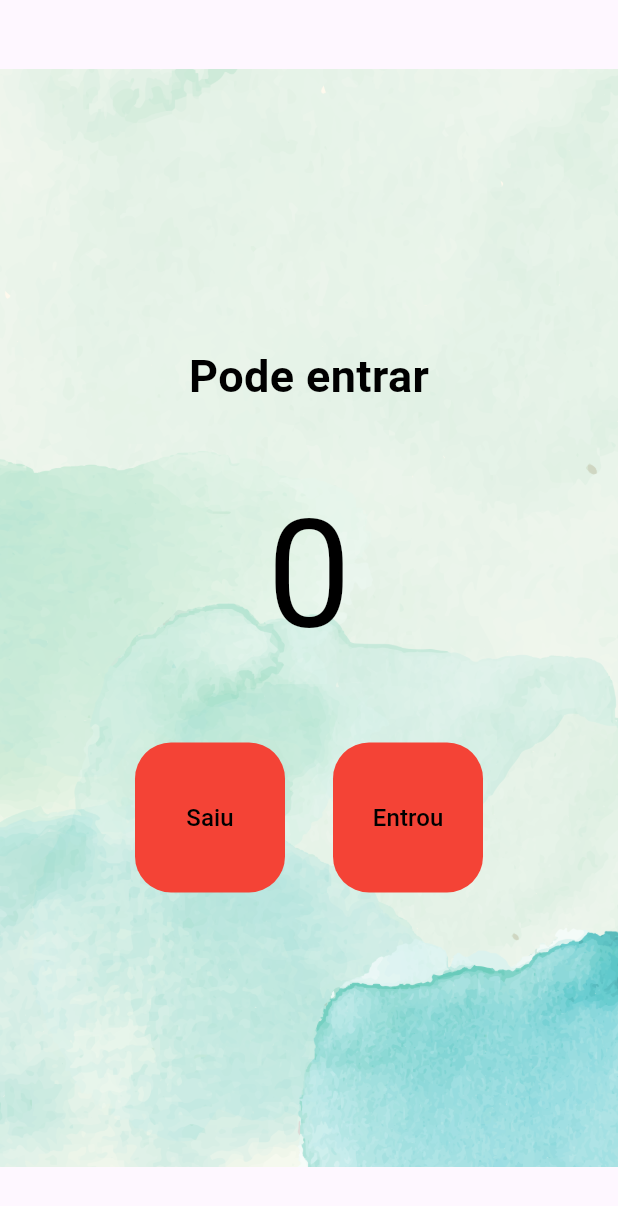
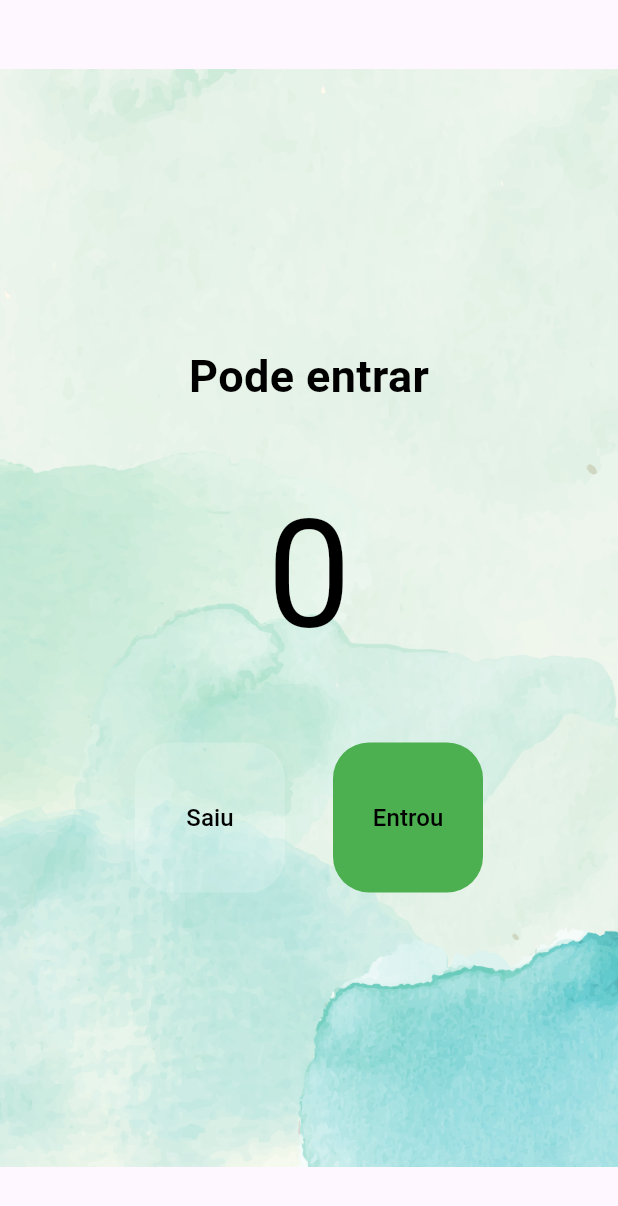
Before and after one commit to gabrielravanhan/contador_pandemia, a Flutter app: the screen it shows after launch, on a phone screen of 412 x 824 dp. Shown: the top 1206 px of the screen. Run offline on Flutter 3.47's test engine with Material 3 defaults, Android fonts, the phone set to English and light mode, and no system bars.

Commit message:
Update main.dart

```diff
--- a/lib/main.dart
+++ b/lib/main.dart
@@ -30,6 +30,10 @@
     print(count);
   }
 
+  bool get isEmpty => count == 0;
+
+  bool get isFull => count == 20;
+
   void increment() {
     setState(() {
       count++;
@@ -48,11 +52,11 @@
           child: Column(
             mainAxisAlignment: MainAxisAlignment.center,
             children: [
-          const Text(
-            'Pode entrar',
+              Text(
+                isFull ? 'LOTADO' : 'Pode entrar',
                 style: TextStyle(
-              fontSize: 30,
-              color: Colors.black,
+                  fontSize: isFull ? 35 : 30,
+                  color: isFull ? Colors.red : Colors.black,
                   fontWeight: FontWeight.w700,
                 ),
               ),
@@ -61,7 +65,7 @@
                 '$count',
                 style: TextStyle(
                   fontSize: 100,
-              color: Colors.black,
+                  color: isFull ? Colors.red : Colors.black,
                 ),
               ),
               const SizedBox(height: 40),
@@ -69,9 +73,10 @@
                 mainAxisAlignment: MainAxisAlignment.center,
                 children: [
                   TextButton(
-                onPressed: decrement,
+                    onPressed: isEmpty ? null : decrement,
                     style: TextButton.styleFrom(
-                  backgroundColor: Colors.red,
+                      backgroundColor:
+                      isEmpty ? Colors.white.withOpacity(0.2) : Colors.red,
                       fixedSize: const Size(100, 100),
                       foregroundColor: Colors.black,
                       shape: RoundedRectangleBorder(
@@ -88,9 +93,9 @@
                   ),
                   const SizedBox(width: 32),
                   TextButton(
-                onPressed: increment,
+                    onPressed: isFull ? null : increment,
                     style: TextButton.styleFrom(
-                  backgroundColor: Colors.red,
+                      backgroundColor: isFull ? Colors.white.withOpacity(0.2) : Colors.green,
                       fixedSize: const Size(100, 100),
                       foregroundColor: Colors.black,
                       shape: RoundedRectangleBorder(
```
Lines whose indentation alone changed are shown as unchanged.
